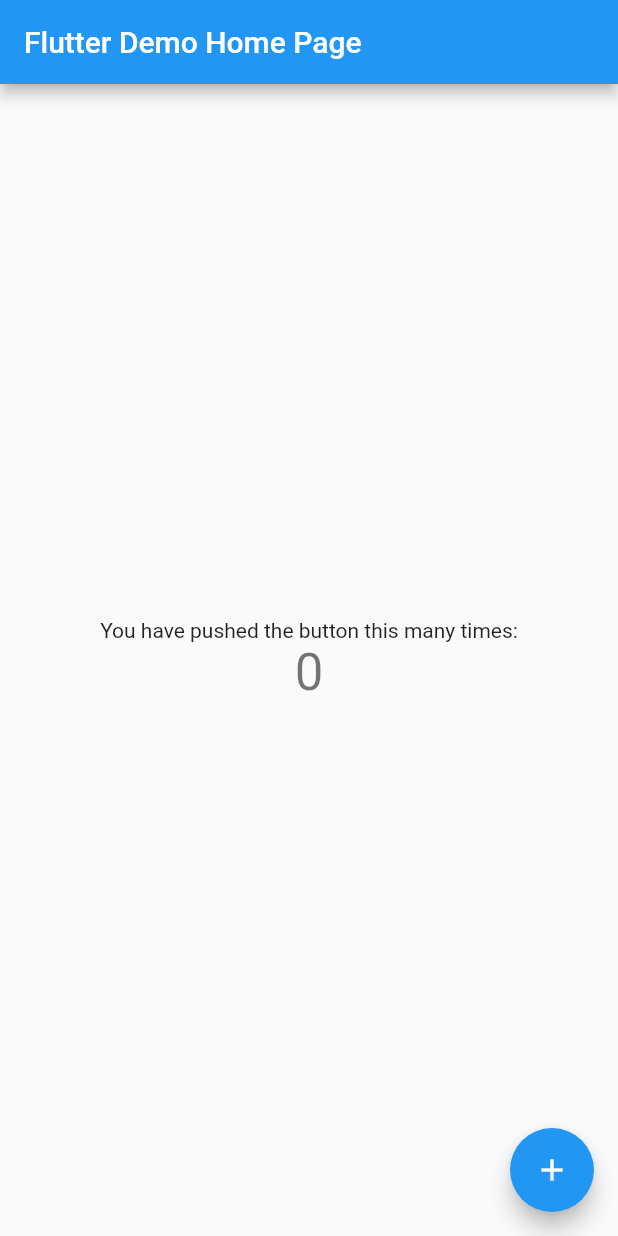
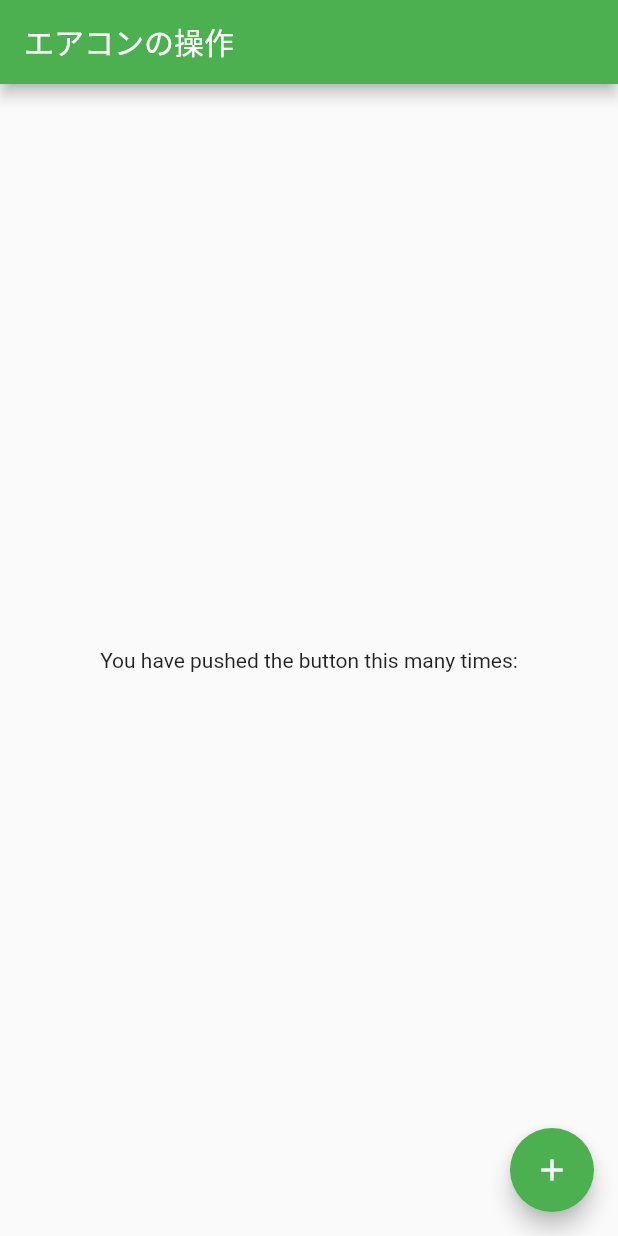
Before and after one commit to Alesion30/aweconMobile, a Flutter app: the screen it shows after launch, on a phone screen of 412 x 824 dp. Run offline on Flutter 3.47's test engine with Material 2 defaults, Android fonts, the phone set to English and light mode, and no system bars.

Commit message:
フォルダ構成を修正

```diff
--- a/lib/main.dart
+++ b/lib/main.dart
@@ -1,117 +1,6 @@
+import 'package:awecon/route.dart';
 import 'package:flutter/material.dart';
 
 void main() {
   runApp(MyApp());
 }
-
-class MyApp extends StatelessWidget {
-  // This widget is the root of your application.
-  @override
-  Widget build(BuildContext context) {
-    return MaterialApp(
-      title: 'Flutter Demo',
-      theme: ThemeData(
-        // This is the theme of your application.
-        //
-        // Try running your application with "flutter run". You'll see the
-        // application has a blue toolbar. Then, without quitting the app, try
-        // changing the primarySwatch below to Colors.green and then invoke
-        // "hot reload" (press "r" in the console where you ran "flutter run",
-        // or simply save your changes to "hot reload" in a Flutter IDE).
-        // Notice that the counter didn't reset back to zero; the application
-        // is not restarted.
-        primarySwatch: Colors.blue,
-        // This makes the visual density adapt to the platform that you run
-        // the app on. For desktop platforms, the controls will be smaller and
-        // closer together (more dense) than on mobile platforms.
-        visualDensity: VisualDensity.adaptivePlatformDensity,
-      ),
-      home: MyHomePage(title: 'Flutter Demo Home Page'),
-    );
-  }
-}
-
-class MyHomePage extends StatefulWidget {
-  MyHomePage({Key key, this.title}) : super(key: key);
-
-  // This widget is the home page of your application. It is stateful, meaning
-  // that it has a State object (defined below) that contains fields that affect
-  // how it looks.
-
-  // This class is the configuration for the state. It holds the values (in this
-  // case the title) provided by the parent (in this case the App widget) and
-  // used by the build method of the State. Fields in a Widget subclass are
-  // always marked "final".
-
-  final String title;
-
-  @override
-  _MyHomePageState createState() => _MyHomePageState();
-}
-
-class _MyHomePageState extends State<MyHomePage> {
-  int _counter = 0;
-
-  void _incrementCounter() {
-    setState(() {
-      // This call to setState tells the Flutter framework that something has
-      // changed in this State, which causes it to rerun the build method below
-      // so that the display can reflect the updated values. If we changed
-      // _counter without calling setState(), then the build method would not be
-      // called again, and so nothing would appear to happen.
-      _counter++;
-    });
-  }
-
-  @override
-  Widget build(BuildContext context) {
-    // This method is rerun every time setState is called, for instance as done
-    // by the _incrementCounter method above.
-    //
-    // The Flutter framework has been optimized to make rerunning build methods
-    // fast, so that you can just rebuild anything that needs updating rather
-    // than having to individually change instances of widgets.
-    return Scaffold(
-      appBar: AppBar(
-        // Here we take the value from the MyHomePage object that was created by
-        // the App.build method, and use it to set our appbar title.
-        title: Text(widget.title),
-      ),
-      body: Center(
-        // Center is a layout widget. It takes a single child and positions it
-        // in the middle of the parent.
-        child: Column(
-          // Column is also a layout widget. It takes a list of children and
-          // arranges them vertically. By default, it sizes itself to fit its
-          // children horizontally, and tries to be as tall as its parent.
-          //
-          // Invoke "debug painting" (press "p" in the console, choose the
-          // "Toggle Debug Paint" action from the Flutter Inspector in Android
-          // Studio, or the "Toggle Debug Paint" command in Visual Studio Code)
-          // to see the wireframe for each widget.
-          //
-          // Column has various properties to control how it sizes itself and
-          // how it positions its children. Here we use mainAxisAlignment to
-          // center the children vertically; the main axis here is the vertical
-          // axis because Columns are vertical (the cross axis would be
-          // horizontal).
-          mainAxisAlignment: MainAxisAlignment.center,
-          children: <Widget>[
-            Text(
-              'You have pushed the button this many times:',
-            ),
-            Text(
-              '$_counter',
-              style: Theme.of(context).textTheme.headline4,
-            ),
-          ],
-        ),
-      ),
-      floatingActionButton: FloatingActionButton(
-        onPressed: _incrementCounter,
-        tooltip: 'Increment',
-        child: Icon(Icons.add),
-      ), // This trailing comma makes auto-formatting nicer for build methods.
-    );
-  }
-}
--- /dev/null
+++ b/lib/route.dart
@@ -0,0 +1,16 @@
+import 'package:awecon/views/control_page.dart';
+import 'package:flutter/material.dart';
+
+class MyApp extends StatelessWidget {
+  @override
+  Widget build(BuildContext context) {
+    return MaterialApp(
+      title: 'AWECON',
+      theme: ThemeData(primarySwatch: Colors.green),
+      initialRoute: '/',
+      routes: <String, WidgetBuilder>{
+        '/': (BuildContext context) => ControlPage(),
+      },
+    );
+  }
+}
--- /dev/null
+++ b/lib/views/control_page.dart
@@ -0,0 +1,27 @@
+import 'package:flutter/material.dart';
+
+class ControlPage extends StatelessWidget {
+  @override
+  Widget build(BuildContext context) {
+    return Scaffold(
+      appBar: AppBar(
+        title: Text('エアコンの操作'),
+      ),
+      body: Center(
+        child: Column(
+          mainAxisAlignment: MainAxisAlignment.center,
+          children: <Widget>[
+            Text(
+              'You have pushed the button this many times:',
+            ),
+          ],
+        ),
+      ),
+      floatingActionButton: FloatingActionButton(
+        onPressed: () {},
+        tooltip: 'Increment',
+        child: Icon(Icons.add),
+      ),
+    );
+  }
+}
```
Also changed, not shown: 4 other files.
